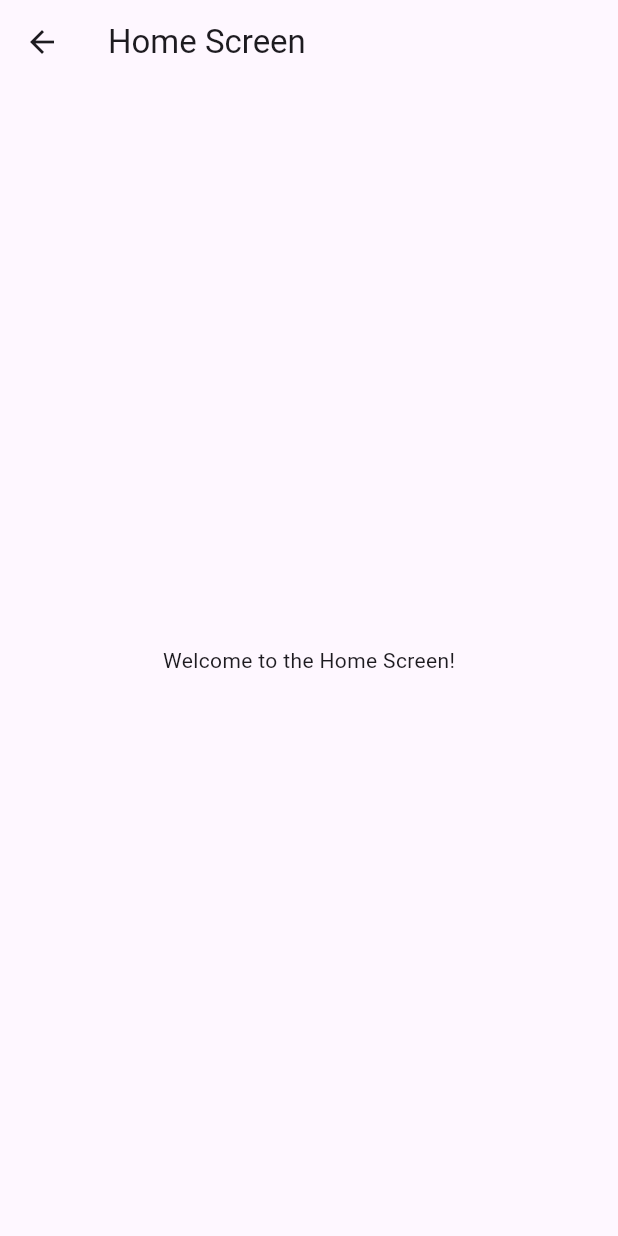
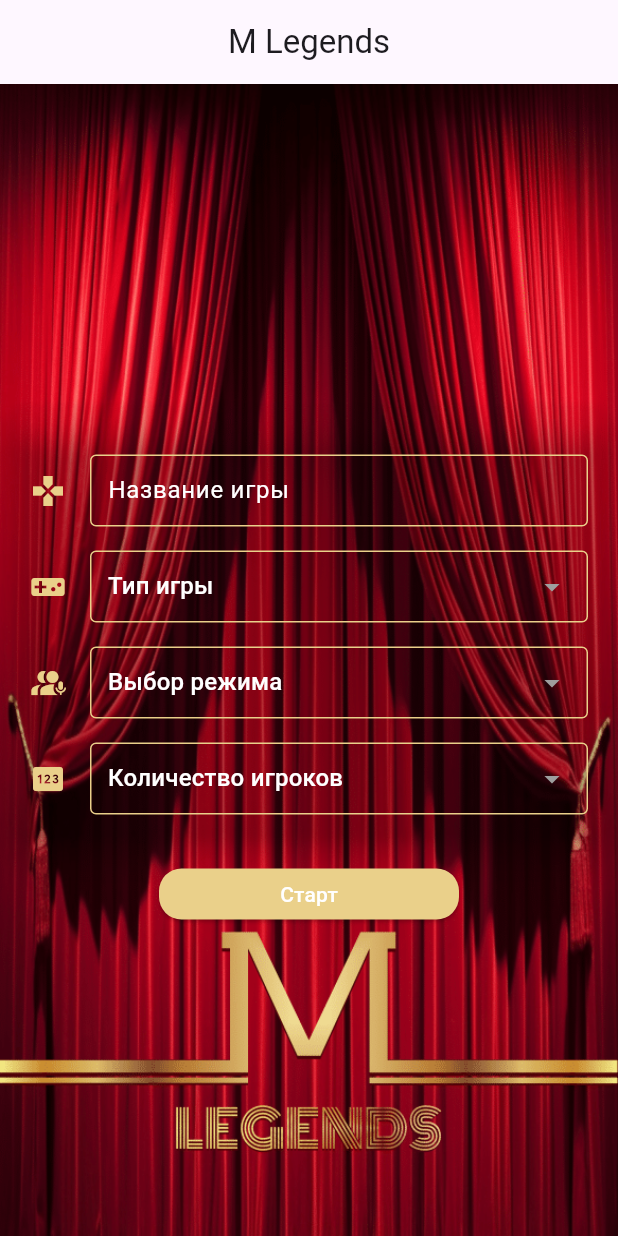
Before and after one commit to ElvinMammadov/MafiaGame, a Flutter app: the HomeScreen screen opened by its route, on a phone screen of 412 x 824 dp. Run offline on Flutter 3.47's test engine with Material 3 defaults, Android fonts, the light colour scheme and no system bars; our stand-ins replace dropdown_button2, firebase_auth, firebase_core, google_fonts, styled_widget; missing offline and left inert: flutter_facebook_auth; accounts and stored records are empty.

Commit message:
Home Page Changed

```diff
--- a/lib/presentation/pages/auth/login/login_form.dart
+++ b/lib/presentation/pages/auth/login/login_form.dart
@@ -19,7 +19,6 @@ class LoginForm extends StatefulWidget {
         _isPasswordVisible = isPasswordVisible;
 
   final GlobalKey<FormState> _formKey;
-  final FocusNode _emailFocusNode = FocusNode();
   final FocusNode _passwordFocusNode = FocusNode();
   final TextEditingController _emailController;
   final TextEditingController _passwordController;
--- a/lib/presentation/pages/auth/login/login_page.dart
+++ b/lib/presentation/pages/auth/login/login_page.dart
@@ -6,6 +6,7 @@ import 'package:mafia_game/presentation/widgets/app_bar.dart';
 import 'package:mafia_game/presentation/widgets/resource.dart';
 import 'package:mafia_game/utils/app_strings.dart';
 import 'package:mafia_game/utils/navigator.dart';
+import 'package:mafia_game/utils/theme/theme.dart';
 import 'package:styled_widget/styled_widget.dart';
 
 class LoginPage extends StatefulWidget {
@@ -70,12 +71,14 @@ class _LoginPageState extends State<LoginPage> {
         ),
   );
 
+  //Create a TextButton widget
+
   TextButton buildTextButton(BuildContext context) => TextButton(
         onPressed: () {
           AppNavigator.navigateToSignupPage(context);
         },
         style: TextButton.styleFrom(
-          foregroundColor: Colors.blue,
+          foregroundColor: MafiaTheme.themeData.colorScheme.secondary,
         ),
         child: const Text(
           AppStrings.noAccount,
--- /dev/null
+++ b/lib/presentation/pages/home/home_screen.dart
@@ -0,0 +1,73 @@
+import 'package:flutter/material.dart';
+import 'package:mafia_game/presentation/pages/home/home_screen_form.dart';
+import 'package:mafia_game/presentation/widgets/app_bar.dart';
+import 'package:mafia_game/utils/app_strings.dart';
+import 'package:mafia_game/utils/theme/theme.dart';
+import 'package:styled_widget/styled_widget.dart';
+
+class HomeScreen extends StatelessWidget {
+  const HomeScreen({super.key});
+
+  final bool _isLoading = false;
+
+  @override
+  Widget build(BuildContext context) => Scaffold(
+        appBar: const DefaultAppBar(
+          title: AppStrings.title,
+        ),
+        body: DecoratedBox(
+          decoration: const BoxDecoration(
+            image: DecorationImage(
+              image: AssetImage('assets/background.png'),
+              fit: BoxFit.fill,
+            ),
+          ),
+          child: Center(
+            child: ConstrainedBox(
+              constraints: const BoxConstraints(
+                maxWidth: 450.0,
+              ),
+              child: Column(
+                mainAxisAlignment: MainAxisAlignment.center,
+                children: <Widget>[
+                  HomeScreenForm(),
+                  SizedBox(
+                    width: 200,
+                    height: 50,
+                    child: ElevatedButton(
+                      onPressed: _isLoading ? null : _loginButtonPressed,
+                      style: ElevatedButton.styleFrom(
+                        backgroundColor:
+                            MafiaTheme.themeData.colorScheme.secondary,
+                        shape: RoundedRectangleBorder(
+                          borderRadius: BorderRadius.circular(15.0),
+                        ),
+                      ),
+                      child: _isLoading
+                          ? CircularProgressIndicator(
+                              color: MafiaTheme.themeData.colorScheme.surface,
+                            )
+                          : Text(
+                              AppStrings.start,
+                              style:
+                                  MafiaTheme.themeData.textTheme.headlineMedium,
+                            ),
+                    ).padding(top: 16.0),
+                  ),
+                ],
+              ),
+            ),
+          ),
+        ),
+      );
+
+  Future<void> _loginButtonPressed() async {
+    // setState(() {
+    //   _isLoading = true;
+    // });
+    // await widget._onSignIn();
+    // setState(() {
+    //   _isLoading = false;
+    // });
+  }
+}
--- /dev/null
+++ b/lib/presentation/pages/home/home_screen_form.dart
@@ -0,0 +1,299 @@
+import 'package:dropdown_button2/dropdown_button2.dart';
+import 'package:flutter/material.dart';
+import 'package:mafia_game/presentation/validators/validators.dart';
+import 'package:mafia_game/utils/app_strings.dart';
+import 'package:mafia_game/utils/theme/theme.dart';
+import 'package:styled_widget/styled_widget.dart';
+
+class HomeScreenForm extends StatefulWidget {
+  HomeScreenForm({
+    super.key,
+  });
+
+  final TextEditingController _emailController = TextEditingController();
+  final GlobalKey<FormState> _formKey = GlobalKey<FormState>();
+
+  final FocusNode _passwordFocusNode = FocusNode();
+
+  @override
+  _HomeScreenFormState createState() => _HomeScreenFormState();
+}
+
+class _HomeScreenFormState extends State<HomeScreenForm> {
+  final List<String> typeOfGames = <String>[
+    AppStrings.open,
+    AppStrings.close,
+  ];
+  final List<String> typeOfController = <String>[
+    AppStrings.controller,
+    AppStrings.application,
+  ];
+  final List<int> numberOfGamers = List<int>.generate(23, (int index) => index + 1);
+
+  String selectedValue = 'Option 1';
+
+  @override
+  Widget build(BuildContext context) => Card(
+        color: Colors.transparent,
+        elevation: 8.0,
+        shape: RoundedRectangleBorder(
+          borderRadius: BorderRadius.circular(16.0),
+        ),
+        child: Form(
+          key: widget._formKey,
+          child: Column(
+            mainAxisSize: MainAxisSize.min,
+            children: <Widget>[
+              TextFormField(
+                controller: widget._emailController,
+                style: MafiaTheme.themeData.textTheme.titleMedium,
+                decoration: InputDecoration(
+                  contentPadding: const EdgeInsets.symmetric(horizontal: 8),
+                  labelText: AppStrings.nameOfGame,
+                  labelStyle: MafiaTheme.themeData.textTheme.titleMedium,
+                  icon: Icon(
+                    Icons.gamepad,
+                    color: MafiaTheme.themeData.colorScheme.secondary,
+                  ),
+                  focusedBorder: OutlineInputBorder(
+                    borderSide: BorderSide(
+                      color: MafiaTheme.themeData.colorScheme.secondary,
+                    ),
+                  ),
+                  enabledBorder: OutlineInputBorder(
+                    borderSide: BorderSide(
+                      color: MafiaTheme.themeData.colorScheme.secondary,
+                    ),
+                  ),
+                ),
+                onFieldSubmitted: (_) {
+                  FocusScope.of(context)
+                      .requestFocus(widget._passwordFocusNode);
+                },
+                validator: Validator.validateEmail,
+              ).padding(top: 16.0),
+              DropdownButtonFormField2<String>(
+                isExpanded: true,
+                decoration: InputDecoration(
+                  // labelText: 'Choose',
+                  contentPadding: const EdgeInsets.symmetric(horizontal: 8),
+                  labelStyle: MafiaTheme.themeData.textTheme.displaySmall,
+                  icon: Icon(
+                    Icons.videogame_asset,
+                    color: MafiaTheme.themeData.colorScheme.secondary,
+                  ),
+                  focusedBorder: OutlineInputBorder(
+                    borderSide: BorderSide(
+                      color: MafiaTheme.themeData.colorScheme.secondary,
+                    ),
+                  ),
+                  enabledBorder: OutlineInputBorder(
+                    borderSide: BorderSide(
+                      color: MafiaTheme.themeData.colorScheme.secondary,
+                    ),
+                  ),
+                ),
+                hint: Text(
+                  AppStrings.typeOfGame,
+                  style: MafiaTheme.themeData.textTheme.displaySmall,
+                ),
+                items: typeOfGames
+                    .map(
+                      (String item) => DropdownMenuItem<String>(
+                        value: item,
+                        child: Text(
+                          item,
+                          style: MafiaTheme.themeData.textTheme.titleMedium,
+                        ),
+                      ),
+                    )
+                    .toList(),
+                validator: (String? value) {
+                  if (value == null) {
+                    return 'Please select gender.';
+                  }
+                  return null;
+                },
+                onChanged: (String? value) {
+                  //Do something when selected item is changed.
+                },
+                onSaved: (String? value) {
+                  selectedValue = value.toString();
+                },
+                // buttonStyleData: const ButtonStyleData(
+                //   padding: EdgeInsets.only(right: 5),
+                // ),
+
+                iconStyleData: const IconStyleData(
+                  icon: Icon(
+                    Icons.arrow_drop_down,
+                    color: Colors.grey,
+                  ),
+                ),
+                dropdownStyleData: DropdownStyleData(
+                  offset: const Offset(35, 0),
+                  width: 375,
+                  decoration: BoxDecoration(
+                    borderRadius: BorderRadius.circular(15),
+                    color: MafiaTheme.themeData.colorScheme.primary,
+                    border: Border.all(
+                      color: MafiaTheme.themeData.colorScheme.secondary,
+                    ),
+                  ),
+                ),
+                // menuItemStyleData: const MenuItemStyleData(
+                //   padding: EdgeInsets.symmetric(horizontal: 16),
+                // ),
+              ).padding(top: 16.0),
+              DropdownButtonFormField2<String>(
+                isExpanded: true,
+                decoration: InputDecoration(
+                  // labelText: 'Choose',
+                  contentPadding: const EdgeInsets.symmetric(horizontal: 8),
+                  labelStyle: MafiaTheme.themeData.textTheme.displaySmall,
+                  icon: Icon(
+                    Icons.interpreter_mode_rounded,
+                    color: MafiaTheme.themeData.colorScheme.secondary,
+                  ),
+                  focusedBorder: OutlineInputBorder(
+                    borderSide: BorderSide(
+                      color: MafiaTheme.themeData.colorScheme.secondary,
+                    ),
+                  ),
+                  enabledBorder: OutlineInputBorder(
+                    borderSide: BorderSide(
+                      color: MafiaTheme.themeData.colorScheme.secondary,
+                    ),
+                  ),
+                ),
+                hint: Text(
+                  AppStrings.typeOfController,
+                  style: MafiaTheme.themeData.textTheme.displaySmall,
+                ),
+                items: typeOfController
+                    .map(
+                      (String item) => DropdownMenuItem<String>(
+                        value: item,
+                        child: Text(
+                          item,
+                          style: MafiaTheme.themeData.textTheme.titleMedium,
+                        ),
+                      ),
+                    )
+                    .toList(),
+                validator: (String? value) {
+                  if (value == null) {
+                    return 'Please select gender.';
+                  }
+                  return null;
+                },
+                onChanged: (String? value) {
+                  //Do something when selected item is changed.
+                },
+                onSaved: (String? value) {
+                  selectedValue = value.toString();
+                },
+                // buttonStyleData: const ButtonStyleData(
+                //   padding: EdgeInsets.only(right: 5),
+                // ),
+
+                iconStyleData: const IconStyleData(
+                  icon: Icon(
+                    Icons.arrow_drop_down,
+                    color: Colors.grey,
+                  ),
+                ),
+                dropdownStyleData: DropdownStyleData(
+                  offset: const Offset(35, 0),
+                  width: 375,
+                  decoration: BoxDecoration(
+                    borderRadius: BorderRadius.circular(15),
+                    color: MafiaTheme.themeData.colorScheme.primary,
+                    border: Border.all(
+                      color: MafiaTheme.themeData.colorScheme.secondary,
+                    ),
+                  ),
+                ),
+                // menuItemStyleData: const MenuItemStyleData(
+                //   padding: EdgeInsets.symmetric(horizontal: 16),
+                // ),
+              ).padding(top: 16.0),
+              DropdownButtonFormField2<int>(
+                isExpanded: true,
+                decoration: InputDecoration(
+                  // labelText: 'Choose',
+                  contentPadding: const EdgeInsets.symmetric(horizontal: 8),
+                  labelStyle: MafiaTheme.themeData.textTheme.displaySmall,
+                  icon: Icon(
+                    Icons.pin,
+                    color: MafiaTheme.themeData.colorScheme.secondary,
+                  ),
+                  focusedBorder: OutlineInputBorder(
+                    borderSide: BorderSide(
+                      color: MafiaTheme.themeData.colorScheme.secondary,
+                    ),
+                  ),
+                  enabledBorder: OutlineInputBorder(
+                    borderSide: BorderSide(
+                      color: MafiaTheme.themeData.colorScheme.secondary,
+                    ),
+                  ),
+                ),
+                hint: Text(
+                  AppStrings.numberOfGamers,
+                  style: MafiaTheme.themeData.textTheme.displaySmall,
+                ),
+                items: numberOfGamers
+                    .map<DropdownMenuItem<int>>(
+                      (int item) => DropdownMenuItem<int>(
+                    value: item,
+                    child: Text(
+                      item.toString(), // Convert int to String
+                      style: MafiaTheme.themeData.textTheme.titleMedium,
+                    ),
+                  ),
+                )
+                    .toList(),
+                validator: (int? value) {
+                  if (value == null) {
+                    return 'Please select gender.';
+                  }
+                  return null;
+                },
+                onChanged: (int? value) {
+                  //Do something when selected item is changed.
+                },
+                onSaved: (int? value) {
+                  selectedValue = value.toString();
+                },
+                // buttonStyleData: const ButtonStyleData(
+                //   padding: EdgeInsets.only(right: 5),
+                // ),
+
+                iconStyleData: const IconStyleData(
+                  icon: Icon(
+                    Icons.arrow_drop_down,
+                    color: Colors.grey,
+                  ),
+                ),
+                dropdownStyleData: DropdownStyleData(
+                  offset: const Offset(340, 0),
+                  width: 70,
+                  maxHeight: 300,
+                  decoration: BoxDecoration(
+                    borderRadius: BorderRadius.circular(15),
+                    color: MafiaTheme.themeData.colorScheme.primary,
+                    border: Border.all(
+                      color: MafiaTheme.themeData.colorScheme.secondary,
+                    ),
+                  ),
+                ),
+                // menuItemStyleData: const MenuItemStyleData(
+                //   padding: EdgeInsets.symmetric(horizontal: 16),
+                // ),
+              ).padding(top: 16.0),
+            ],
+          ),
+        ).padding(all: 16.0),
+      );
+}
--- a/lib/presentation/pages/home_screen.dart
+++ /dev/null
@@ -1,15 +0,0 @@
-import 'package:flutter/material.dart';
-
-class HomeScreen extends StatelessWidget {
-  const HomeScreen({Key? key}) : super(key: key);
-
-  @override
-  Widget build(BuildContext context) => Scaffold(
-      appBar: AppBar(
-        title: const Text('Home Screen'),
-      ),
-      body: const Center(
-        child: Text('Welcome to the Home Screen!'),
-      ),
-    );
-}
--- a/lib/utils/app_strings.dart
+++ b/lib/utils/app_strings.dart
@@ -1,9 +1,18 @@
 class AppStrings {
   static const String title = 'M Legends';
   static const String login = 'Вход';
+  static const String start = 'Старт';
+  static const String nameOfGame = 'Название игры';
   static const String signUp = 'Регистрация';
+  static const String typeOfController = 'Выбор режима';
+  static const String typeOfGame = 'Тип игры';
   static const String email = 'Эл. почта';
   static const String password = 'Пароль';
+  static const String controller = 'Ведущая';
+  static const String application = 'Приложение';
+  static const String open = 'Открытая';
+  static const String close = 'Закрытая';
+  static const String numberOfGamers = 'Количество игроков';
   static const String loginButton = 'Войти';
   static const String signUpButton = 'Зарегистрироваться';
   static const String noAccount = 'Нет аккаунта? Зарегистрируйтесь здесь.';
--- a/lib/utils/navigator.dart
+++ b/lib/utils/navigator.dart
@@ -1,7 +1,7 @@
 import 'package:flutter/material.dart';
 import 'package:mafia_game/presentation/pages/auth/login/login_page.dart';
 import 'package:mafia_game/presentation/pages/auth/signup_page.dart';
-import 'package:mafia_game/presentation/pages/home_screen.dart';
+import 'package:mafia_game/presentation/pages/home/home_screen.dart';
 
 class AppNavigator {
   static const String loginPage = '/login';
```
Also changed, not shown: pubspec.yaml (+1 -15 lines), pubspec.lock.
